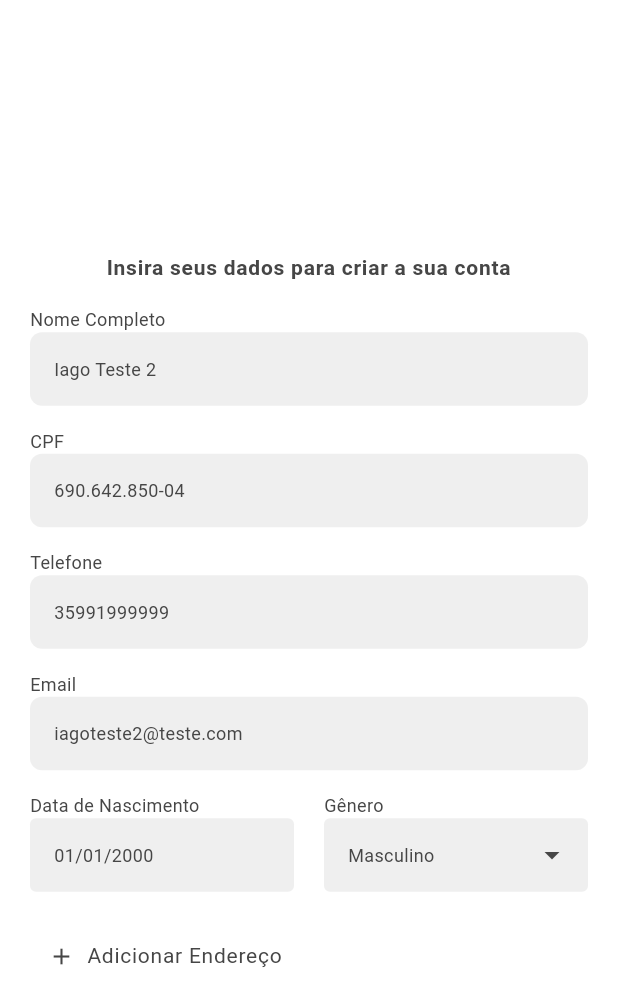
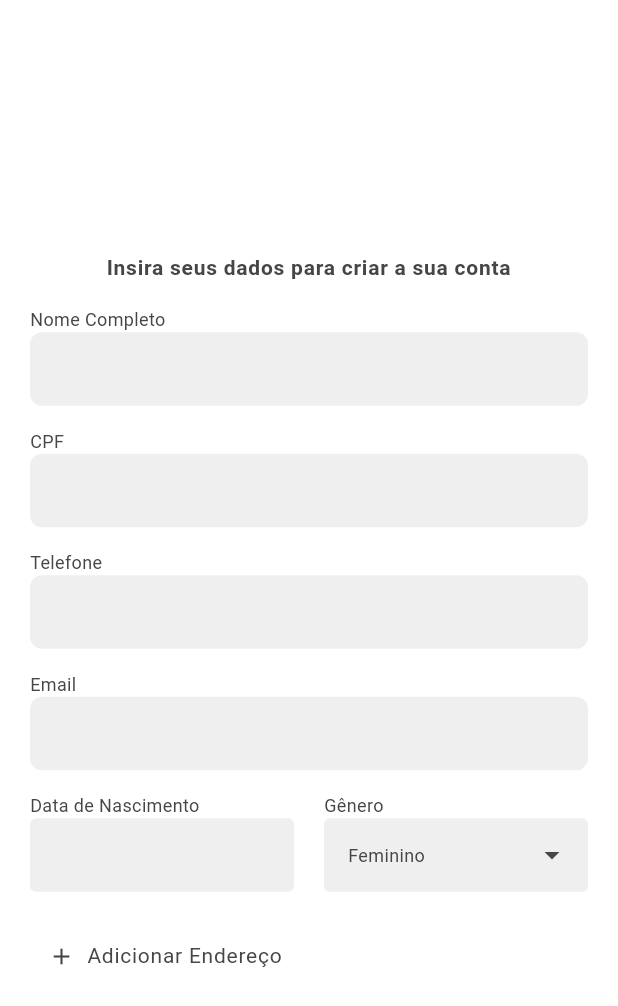
Before and after one commit to economize-mais/app_economize_mais, a Flutter app: the CadastroScreen screen opened by its route, on a phone screen of 412 x 824 dp. Shown: the top 1006 px of the screen. Run offline on Flutter 3.47's test engine with Material 3 defaults, Android fonts, the phone set to English and light mode, and no system bars; our stand-ins replace carousel_slider, dio, dotted_border, flutter_svg, mask_text_input_formatter; accounts and stored records are empty.

Commit message:
fix: retirando dados fixos do cadastro

```diff
--- a/lib/screens/cadastro/cadastro_screen.dart
+++ b/lib/screens/cadastro/cadastro_screen.dart
@@ -29,12 +29,12 @@ class _CadastroScreenState extends State<CadastroScreen> {
     super.initState();
 
     formKey = GlobalKey<FormState>();
-    nomeCompletoController = TextEditingController(text: 'Iago Teste 2');
-    cpfController = TextEditingController(text: '690.642.850-04');
-    telefoneController = TextEditingController(text: '35991999999');
-    emailController = TextEditingController(text: 'iagoteste2@teste.com');
-    dataNascimentoController = TextEditingController(text: '01/01/2000');
-    generoController = TextEditingController(text: 'Masculino');
+    nomeCompletoController = TextEditingController();
+    cpfController = TextEditingController();
+    telefoneController = TextEditingController();
+    emailController = TextEditingController();
+    dataNascimentoController = TextEditingController();
+    generoController = TextEditingController();
   }
 
   @override
```
